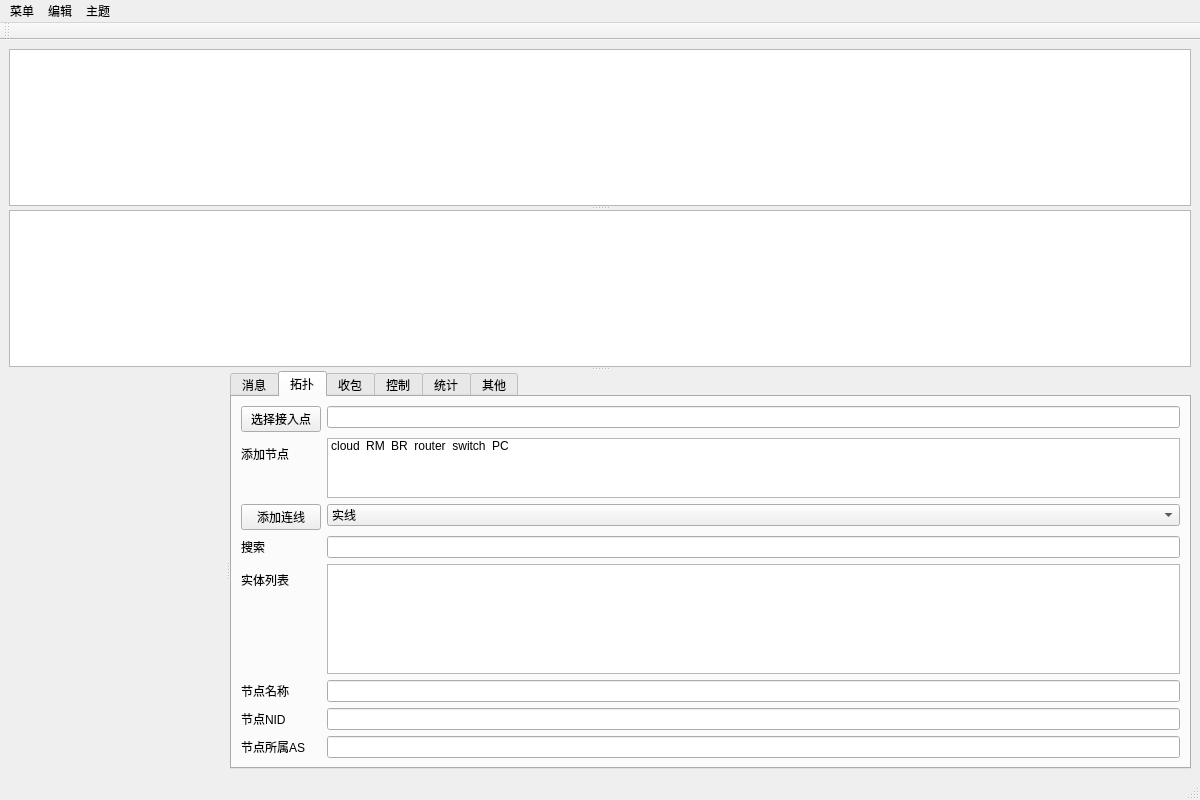
This is PageUI/mainPage.ui in lxambulance/CoLoRagent as Qt 5 draws it before an edit. The edited form follows.
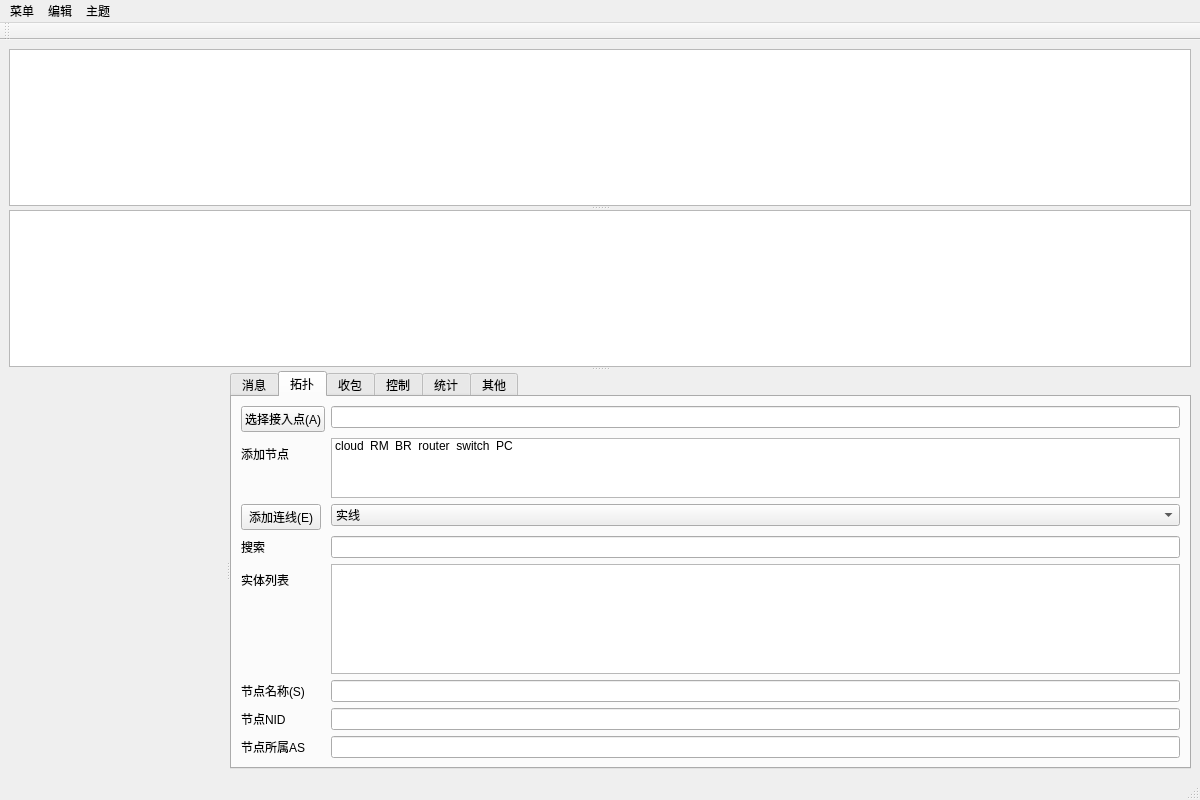
This is the edited form. The open tabs and pages were chosen to show the change. Icons and pictures are not drawn. Custom widgets are drawn as their Qt base class.

Diff of the .ui file:
```diff
--- a/PageUI/mainPage.ui
+++ b/PageUI/mainPage.ui
@@ -77,7 +77,7 @@
           <item row="0" column="0">
            <widget class="QPushButton" name="chooseRouter">
             <property name="text">
-             <string>选择接入点</string>
+             <string>选择接入点(A)</string>
             </property>
            </widget>
           </item>
@@ -98,7 +98,7 @@
           <item row="2" column="0">
            <widget class="QPushButton" name="addLine">
             <property name="text">
-             <string>添加连线</string>
+             <string>添加连线(E)</string>
             </property>
             <property name="checkable">
              <bool>false</bool>
@@ -142,7 +142,7 @@
           <item row="5" column="0">
            <widget class="QLabel" name="itemname_label">
             <property name="text">
-             <string>节点名称</string>
+             <string>节点名称(S)</string>
             </property>
            </widget>
           </item>
```
